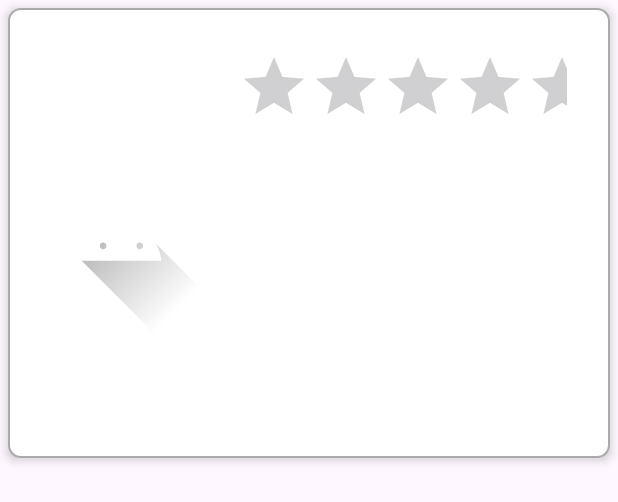
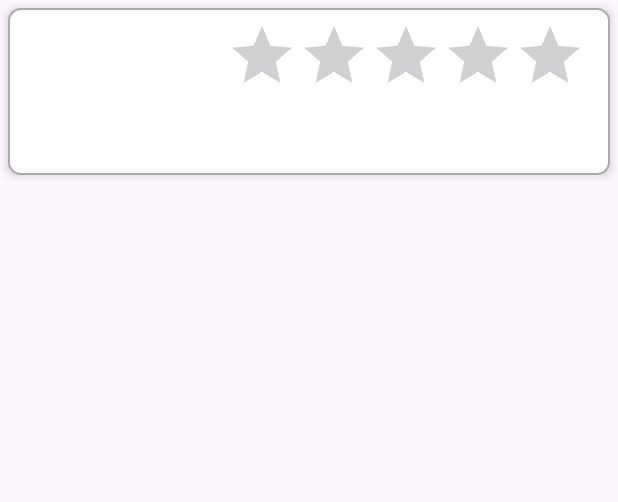
Before and after one commit to florianleca/m2-sdl-mini-projet-android, an Android app: the layout component_review_mini.xml on its own in the app's theme, with its tools: preview values and no code run, on a phone screen of 412 x 824 dp. Shown: the top 502 px of the screen. Run offline under Robolectric (Android 15) with nearby library versions, the phone set to English and light mode, and no system bars.

Commit message:
#12 Loading images and prettier reviews

```diff
--- a/app/src/main/res/layout/component_review_mini.xml
+++ b/app/src/main/res/layout/component_review_mini.xml
@@ -3,43 +3,32 @@
     xmlns:app="http://schemas.android.com/apk/res-auto"
     android:id="@+id/reviewmini"
     android:layout_width="match_parent"
-    android:layout_height="300dp"
+    android:layout_height="wrap_content"
     android:layout_margin="5dp"
     android:background="@drawable/ic_mini_comp"
     android:elevation="4dp"
     android:padding="8dp">
 
+    <!-- Première ligne -->
     <LinearLayout
+        android:id="@+id/user_info_row"
         android:layout_width="0dp"
-        android:layout_height="0dp"
-        android:layout_margin="5dp"
+        android:layout_height="wrap_content"
+        android:layout_marginHorizontal="8dp"
+        android:gravity="center_vertical"
         android:orientation="horizontal"
-        app:layout_constraintBottom_toBottomOf="parent"
         app:layout_constraintEnd_toEndOf="parent"
         app:layout_constraintStart_toStartOf="parent"
         app:layout_constraintTop_toTopOf="parent">
 
-        <ImageView
-            android:id="@+id/imageView"
+        <TextView
+            android:id="@+id/user_name"
             android:layout_width="0dp"
-            android:layout_height="287dp"
+            android:layout_height="wrap_content"
             android:layout_weight="1"
-            android:contentDescription="@string/restau_img_desc"
-            app:srcCompat="@drawable/ic_launcher_foreground" />
-
-        <LinearLayout
-            android:id="@+id/extra"
-            android:layout_width="0dp"
-            android:layout_height="match_parent"
-            android:layout_weight="2"
-            android:orientation="vertical">
-
-            <LinearLayout
-                android:id="@+id/user_name_stars"
-                android:layout_width="match_parent"
-                android:layout_height="wrap_content"
-                android:layout_margin="15dp"
-                android:orientation="horizontal">
+            android:fontFamily="cursive"
+            android:textSize="30sp"
+            android:textStyle="bold" />
 
         <TextView
             android:id="@+id/date"
@@ -48,31 +37,46 @@
             android:layout_weight="1"
             android:textSize="20sp" />
 
-                <TextView
-                    android:id="@+id/user_name"
-                    android:layout_width="0dp"
-                    android:layout_height="wrap_content"
-                    android:layout_weight="1"
-                    android:fontFamily="cursive"
-                    android:textSize="40sp"
-                    android:textStyle="bold" />
-
         <RatingBar
             android:id="@+id/rating_bar"
             android:layout_width="wrap_content"
             android:layout_height="wrap_content"
-                        android:layout_gravity="end" android:isIndicator="true"/>
+            android:layout_gravity="center"
+            android:isIndicator="true"
+            android:numStars="5"
+            android:stepSize="0.5" />
     </LinearLayout>
 
+    <!-- Deuxième ligne -->
     <TextView
         android:id="@+id/review_content"
-                android:layout_width="match_parent"
+        android:layout_width="0dp"
         android:layout_height="wrap_content"
+        android:layout_marginHorizontal="8dp"
+        android:layout_marginTop="8dp"
         android:fontFamily="sans-serif"
-                android:textSize="25sp" />
+        android:textSize="16sp"
+        app:layout_constraintEnd_toEndOf="parent"
+        app:layout_constraintStart_toStartOf="parent"
+        app:layout_constraintTop_toBottomOf="@id/user_info_row" />
 
-        </LinearLayout>
+    <!-- Troisième ligne (images dynamiques) -->
+    <HorizontalScrollView
+        android:id="@+id/image_scroll"
+        android:layout_width="0dp"
+        android:layout_height="wrap_content"
+        android:layout_marginTop="8dp"
+        app:layout_constraintEnd_toEndOf="parent"
+        app:layout_constraintStart_toStartOf="parent"
+        app:layout_constraintTop_toBottomOf="@id/review_content">
 
-    </LinearLayout>
+        <!-- Conteneur vide pour ajouter les images dynamiquement -->
+        <LinearLayout
+            android:id="@+id/image_row"
+            android:layout_width="wrap_content"
+            android:layout_height="wrap_content"
+            android:orientation="horizontal" />
+
+    </HorizontalScrollView>
 
 </androidx.constraintlayout.widget.ConstraintLayout>
--- a/app/src/main/res/raw/restaurants.json
+++ b/app/src/main/res/raw/restaurants.json
@@ -2,7 +2,7 @@
   {
     "name": "Restaurant A",
     "description": "Restaurant A offers a unique dining experience with a menu that features a blend of traditional and modern cuisine. The ambiance is cozy and inviting, making it a perfect spot for a romantic dinner or a casual meal with friends.",
-    "imageUrl": "http://example.com/imageA.jpg"
+    "imageUrl": "https://www.mealgarden.com/media/recipe/2021/06/bigstock-Vegetarian-Chickpea-Falafel-Pi-410242303.jpeg"
   },
   {
     "name": "Restaurant B",
--- a/app/src/main/res/raw/reviews.json
+++ b/app/src/main/res/raw/reviews.json
@@ -6,7 +6,7 @@
     "content": "A hidden gem offering a delightful blend of exquisite dishes and superb hospitality.",
     "date": "2024-05-28T12:25:32.601Z",
     "imagesUrl": [
-      "http://example.com/imageA1-1.jpg",
+      "https://www.irishexaminer.com/cms_media/module_img/7167/3583921_1_articlelarge_iStock-1139093193_1_.jpg",
       "http://example.com/imageA1-2.jpg"
     ]
   },
```
Also changed, not shown: app/src/main/java/com/example/miniprojet/HomeActivity.java (+8 -4 lines), app/src/main/java/com/example/miniprojet/restaurant/RestaurantActivity.java (+24 -6 lines), app/src/main/res/layout/component_restaurant_mini.xml (+21 -16 lines). Lines whose indentation alone changed are shown as unchanged.
